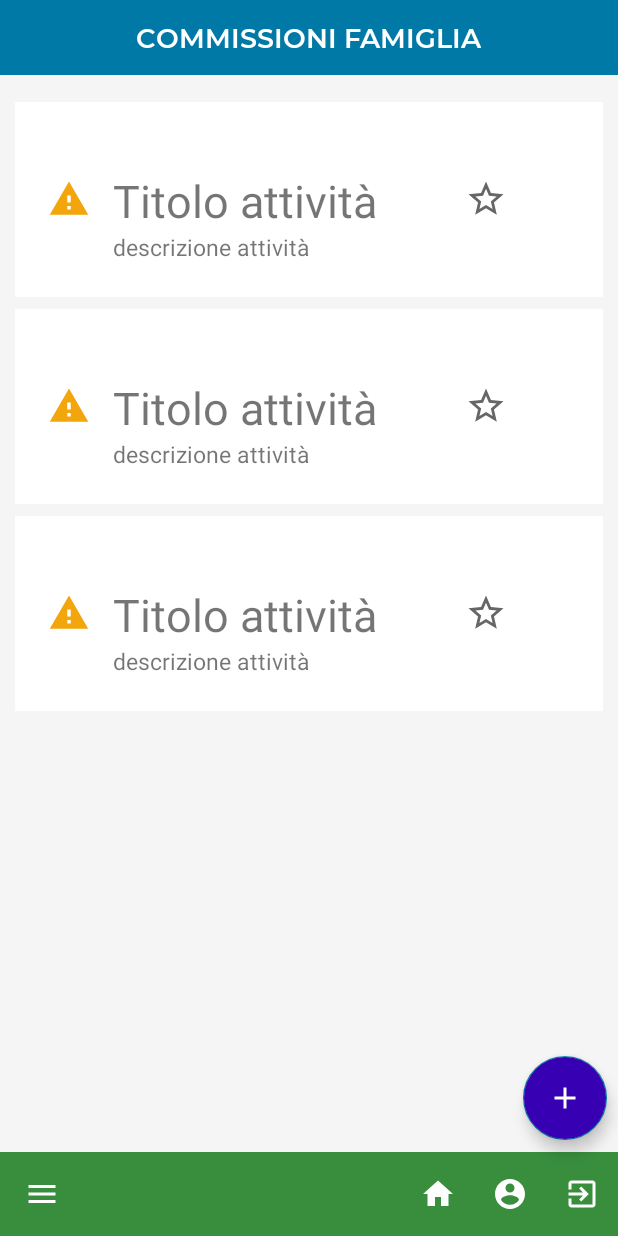
After one commit to TheBrex/2FAMILY, an Android app: the layout activity_to_do.xml on its own in the app's theme, with its tools: preview values and no code run, on a phone screen of 412 x 824 dp. The commit adds this screen. Run offline under Robolectric (Android 15) with nearby library versions, the light colour scheme and no system bars.

Commit message:
Add todo feature - not complete

```diff
--- a/app/src/main/AndroidManifest.xml
+++ b/app/src/main/AndroidManifest.xml
@@ -22,6 +22,9 @@
         android:screenOrientation="portrait"
         android:supportsRtl="true"
         android:theme="@style/Theme.2FAMILY">
+        <activity
+            android:name=".Activities.ToDoActivity"
+            android:exported="true" />
         <activity
             android:name=".Activities.GroceryListActivity"
             android:exported="true" />
--- a/app/src/main/java/com/example/a2family/Activities/ChatActivity.java
+++ b/app/src/main/java/com/example/a2family/Activities/ChatActivity.java
@@ -13,6 +13,7 @@ import androidx.recyclerview.widget.RecyclerView;
 
 import com.example.a2family.Adapters.MessageAdapter;
 import com.example.a2family.Classes.Message;
+import com.example.a2family.Classes.TaskToDo;
 import com.example.a2family.R;
 import com.google.android.gms.tasks.OnCompleteListener;
 import com.google.android.gms.tasks.Task;
@@ -85,7 +86,6 @@ public class ChatActivity extends BaseActivity {
 
             @Override
             public void onChildRemoved(@NonNull DataSnapshot snapshot) {
-
             }
 
             @Override
--- a/app/src/main/java/com/example/a2family/Activities/GroceryListActivity.java
+++ b/app/src/main/java/com/example/a2family/Activities/GroceryListActivity.java
@@ -2,12 +2,9 @@ package com.example.a2family.Activities;
 
 import android.os.Bundle;
 import android.view.View;
-import android.widget.ArrayAdapter;
-import android.widget.BaseAdapter;
 import android.widget.EditText;
 import android.widget.ImageView;
 import android.widget.ListView;
-import android.widget.NumberPicker;
 import android.widget.Toast;
 
 import androidx.annotation.NonNull;
--- /dev/null
+++ b/app/src/main/res/drawable/ic_baseline_crisis_alert_24.xml
@@ -0,0 +1,5 @@
+<vector android:height="24dp" android:tint="#F3A50C"
+    android:viewportHeight="24" android:viewportWidth="24"
+    android:width="24dp" xmlns:android="http://schemas.android.com/apk/res/android">
+    <path android:fillColor="@android:color/white" android:pathData="M14.5,2.5c0,1.5 -1.5,6 -1.5,6h-2c0,0 -1.5,-4.5 -1.5,-6C9.5,1.12 10.62,0 12,0S14.5,1.12 14.5,2.5zM12,10c-1.1,0 -2,0.9 -2,2s0.9,2 2,2s2,-0.9 2,-2S13.1,10 12,10zM16.08,5.11c0.18,-0.75 0.33,-1.47 0.39,-2.06C19.75,4.69 22,8.08 22,12c0,5.52 -4.48,10 -10,10S2,17.52 2,12c0,-3.92 2.25,-7.31 5.53,-8.95C7.6,3.64 7.74,4.37 7.92,5.11C5.58,6.51 4,9.07 4,12c0,4.42 3.58,8 8,8s8,-3.58 8,-8C20,9.07 18.42,6.51 16.08,5.11zM18,12c0,3.31 -2.69,6 -6,6s-6,-2.69 -6,-6c0,-2 0.98,-3.77 2.48,-4.86c0.23,0.81 0.65,2.07 0.65,2.07C8.43,9.93 8,10.92 8,12c0,2.21 1.79,4 4,4s4,-1.79 4,-4c0,-1.08 -0.43,-2.07 -1.13,-2.79c0,0 0.41,-1.22 0.65,-2.07C17.02,8.23 18,10 18,12z"/>
+</vector>
--- /dev/null
+++ b/app/src/main/res/drawable/ic_baseline_done_all_24.xml
@@ -0,0 +1,5 @@
+<vector android:height="24dp" android:tint="#388E3C"
+    android:viewportHeight="24" android:viewportWidth="24"
+    android:width="24dp" xmlns:android="http://schemas.android.com/apk/res/android">
+    <path android:fillColor="@android:color/white" android:pathData="M18,7l-1.41,-1.41 -6.34,6.34 1.41,1.41L18,7zM22.24,5.59L11.66,16.17 7.48,12l-1.41,1.41L11.66,19l12,-12 -1.42,-1.41zM0.41,13.41L6,19l1.41,-1.41L1.83,12 0.41,13.41z"/>
+</vector>
--- /dev/null
+++ b/app/src/main/res/drawable/ic_baseline_report_problem_24.xml
@@ -0,0 +1,5 @@
+<vector android:height="24dp" android:tint="#F3A50C"
+    android:viewportHeight="24" android:viewportWidth="24"
+    android:width="24dp" xmlns:android="http://schemas.android.com/apk/res/android">
+    <path android:fillColor="@android:color/white" android:pathData="M1,21h22L12,2 1,21zM13,18h-2v-2h2v2zM13,14h-2v-4h2v4z"/>
+</vector>
--- /dev/null
+++ b/app/src/main/res/drawable/ic_baseline_star_24.xml
@@ -0,0 +1,5 @@
+<vector android:height="24dp" android:tint="#FFDE00"
+    android:viewportHeight="24" android:viewportWidth="24"
+    android:width="24dp" xmlns:android="http://schemas.android.com/apk/res/android">
+    <path android:fillColor="@android:color/white" android:pathData="M12,17.27L18.18,21l-1.64,-7.03L22,9.24l-7.19,-0.61L12,2 9.19,8.63 2,9.24l5.46,4.73L5.82,21z"/>
+</vector>
--- /dev/null
+++ b/app/src/main/res/drawable/ic_baseline_star_border_24.xml
@@ -0,0 +1,10 @@
+<vector xmlns:android="http://schemas.android.com/apk/res/android"
+    android:width="24dp"
+    android:height="24dp"
+    android:viewportWidth="24"
+    android:viewportHeight="24"
+    android:tint="?attr/colorControlNormal">
+  <path
+      android:fillColor="@android:color/white"
+      android:pathData="M22,9.24l-7.19,-0.62L12,2 9.19,8.63 2,9.24l5.46,4.73L5.82,21 12,17.27 18.18,21l-1.63,-7.03L22,9.24zM12,15.4l-3.76,2.27 1,-4.28 -3.32,-2.88 4.38,-0.38L12,6.1l1.71,4.04 4.38,0.38 -3.32,2.88 1,4.28L12,15.4z"/>
+</vector>
--- /dev/null
+++ b/app/src/main/res/layout/activity_to_do.xml
@@ -0,0 +1,72 @@
+<?xml version="1.0" encoding="utf-8"?>
+<androidx.constraintlayout.widget.ConstraintLayout xmlns:android="http://schemas.android.com/apk/res/android"
+    xmlns:app="http://schemas.android.com/apk/res-auto"
+    xmlns:tools="http://schemas.android.com/tools"
+    android:layout_width="match_parent"
+    android:layout_height="match_parent"
+    tools:context=".Activities.ToDoActivity"
+    android:background="#f5f5f5">
+
+
+    <RelativeLayout
+        android:id="@+id/relativeLayout"
+        android:layout_width="match_parent"
+        android:layout_height="50dp"
+        android:background="@color/blue"
+        app:layout_constraintEnd_toEndOf="parent"
+        app:layout_constraintHorizontal_bias="0.0"
+        app:layout_constraintStart_toStartOf="parent"
+        app:layout_constraintTop_toTopOf="parent">
+
+        <TextView
+            android:layout_width="wrap_content"
+            android:layout_height="wrap_content"
+            android:layout_centerHorizontal="true"
+            android:layout_centerVertical="true"
+            android:fontFamily="@font/montserrat_semibold"
+            android:text="COMMISSIONI FAMIGLIA"
+            android:textColor="@color/white"
+            android:textSize="18dp" />
+
+    </RelativeLayout>
+
+    <androidx.recyclerview.widget.RecyclerView
+        android:id="@+id/tasksList"
+        android:layout_width="match_parent"
+        android:layout_height="0dp"
+        android:layout_marginStart="10dp"
+        android:layout_marginTop="10dp"
+        android:layout_marginEnd="10dp"
+        android:layout_marginBottom="10dp"
+        tools:listitem="@layout/list_tasks"
+        app:layout_constraintBottom_toTopOf="@+id/include"
+        app:layout_constraintEnd_toEndOf="parent"
+        app:layout_constraintHorizontal_bias="0.0"
+        app:layout_constraintStart_toStartOf="parent"
+        app:layout_constraintTop_toBottomOf="@+id/relativeLayout" />
+
+    <com.google.android.material.floatingactionbutton.FloatingActionButton
+        android:id="@+id/addeventbutton"
+        style="@style/Widget.MaterialComponents.FloatingActionButton"
+        android:layout_width="wrap_content"
+        android:layout_height="wrap_content"
+        android:layout_marginBottom="8dp"
+        android:backgroundTint="@color/purple_700"
+        android:src="@drawable/ic_baseline_add_24"
+        android:visibility="visible"
+        app:layout_anchorGravity="bottom"
+        app:layout_constraintBottom_toTopOf="@+id/include"
+        app:layout_constraintEnd_toEndOf="parent"
+        app:layout_constraintHorizontal_bias="0.98"
+        app:layout_constraintStart_toStartOf="parent" />
+
+    <include
+        android:id="@+id/include"
+        layout="@layout/withbottomenu"
+        android:layout_width="match_parent"
+        android:layout_height="wrap_content"
+        app:layout_constraintBottom_toBottomOf="parent"
+        app:layout_constraintEnd_toEndOf="parent"
+        app:layout_constraintStart_toStartOf="parent" />
+
+</androidx.constraintlayout.widget.ConstraintLayout>
--- /dev/null
+++ b/app/src/main/res/layout/list_tasks.xml
@@ -0,0 +1,75 @@
+<?xml version="1.0" encoding="utf-8"?>
+<androidx.constraintlayout.widget.ConstraintLayout xmlns:android="http://schemas.android.com/apk/res/android"
+    xmlns:app="http://schemas.android.com/apk/res-auto"
+    xmlns:tools="http://schemas.android.com/tools"
+    android:layout_width="match_parent"
+    android:layout_height="wrap_content"
+    >
+
+    <RelativeLayout
+        android:layout_width="match_parent"
+        android:layout_height="wrap_content"
+        android:layout_marginTop="8dp"
+        android:background="@color/white"
+        app:layout_constraintBottom_toBottomOf="parent"
+        app:layout_constraintEnd_toEndOf="parent"
+        app:layout_constraintHorizontal_bias="0.0"
+        app:layout_constraintStart_toStartOf="parent"
+        app:layout_constraintTop_toTopOf="parent">
+
+        <ImageView
+            android:id="@+id/status"
+            android:layout_width="28sp"
+            android:layout_height="28sp"
+            android:layout_centerVertical="true"
+            android:layout_marginRight="-50dp"
+            android:layout_toLeftOf="@+id/task"
+            android:src="@drawable/ic_baseline_report_problem_24"
+            android:tag="attention" />
+
+        <TextView
+            android:id="@+id/task"
+            android:layout_width="250dp"
+            android:layout_height="wrap_content"
+            android:layout_alignParentTop="true"
+            android:layout_marginLeft="50sp"
+            android:layout_marginTop="45dp"
+            android:paddingRight="15sp"
+            android:paddingLeft="15sp"
+            android:text="Titolo attività"
+            android:textSize="30sp"
+            tools:layout_editor_absoluteX="0dp"
+            tools:layout_editor_absoluteY="47dp" />
+
+        <TextView
+            android:id="@+id/task_description"
+            android:layout_width="200dp"
+            android:layout_height="wrap_content"
+            android:layout_below="@+id/task"
+            android:layout_marginLeft="65sp"
+            android:text="descrizione attività"
+            android:textSize="15sp" />
+
+        <ImageView
+            android:id="@+id/star"
+            android:layout_width="28sp"
+            android:layout_height="28sp"
+            android:layout_centerVertical="true"
+            android:layout_toRightOf="@id/task"
+            android:src="@drawable/ic_baseline_star_border_24"
+            android:tag="emptyStar" />
+
+        <TextView
+            android:id="@+id/done_by"
+            android:layout_width="100dp"
+            android:layout_height="40sp"
+            android:layout_marginTop="90sp"
+            android:layout_toRightOf="@+id/task_description"
+            android:gravity="center"
+            android:text="Completato da  Marco"
+            android:visibility="invisible" />
+
+    </RelativeLayout>
+
+
+</androidx.constraintlayout.widget.ConstraintLayout>
```
Also changed, not shown: app/src/main/java/com/example/a2family/Activities/BaseActivity.java (+32 -0 lines), app/src/main/java/com/example/a2family/Activities/ToDoActivity.java (added, +156 -0 lines), app/src/main/java/com/example/a2family/Adapters/TaskAdapter.java (added, +121 -0 lines), app/src/main/java/com/example/a2family/Classes/Family.java (+9 -3 lines), app/src/main/java/com/example/a2family/Classes/TaskToDo.java (added, +76 -0 lines), app/src/main/java/com/example/a2family/Fragment/NavigationFragment.java (+10 -0 lines).
